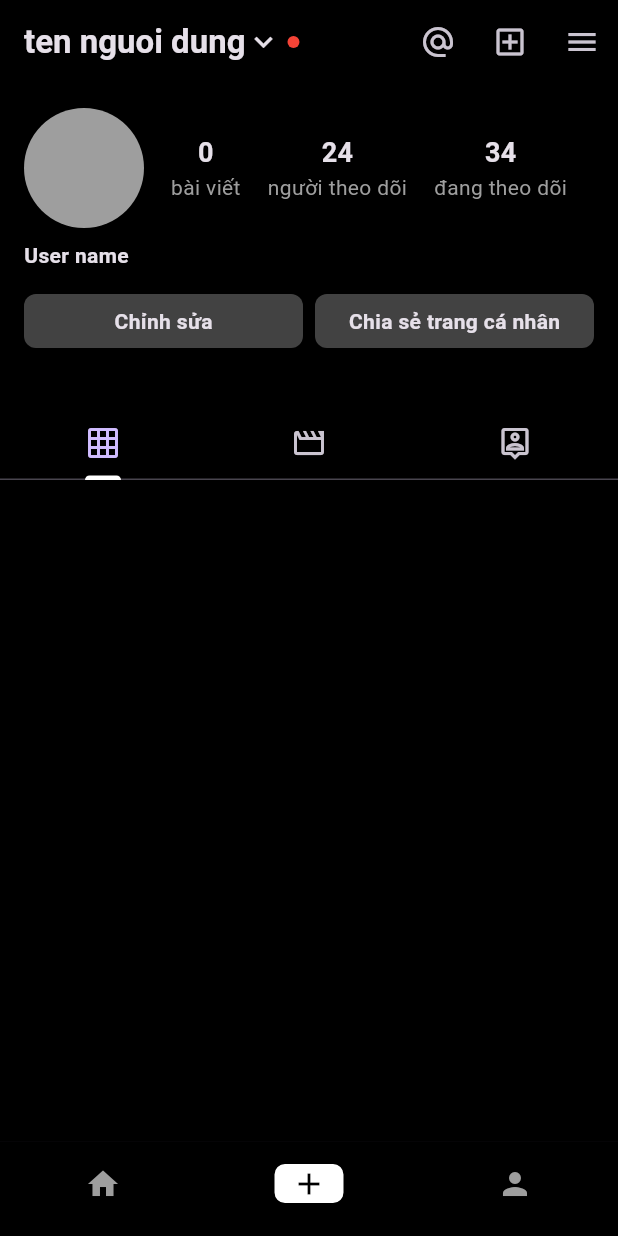
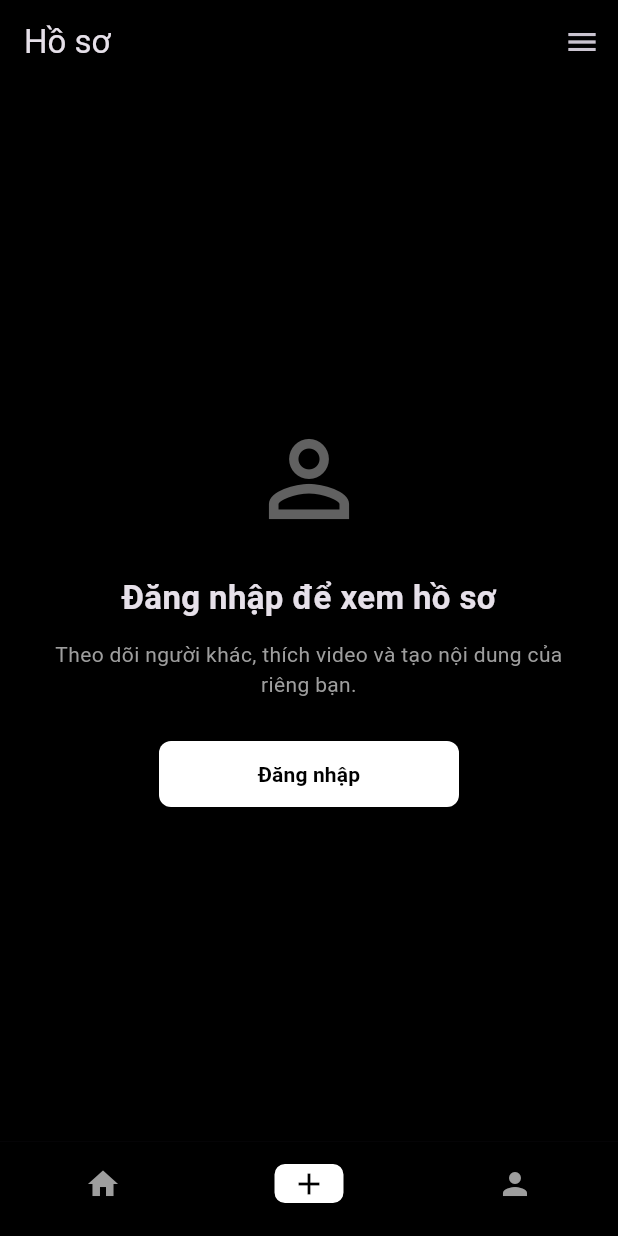
Before and after one commit to fimsweet/scalable-short-video-app, a Flutter app: the screen it shows after launch, item 3 of the bottom bar chosen, on a phone screen of 412 x 824 dp. Run offline on Flutter 3.47's test engine with Material 3 defaults, Android fonts, the phone set to English and light mode, and no system bars.

Commit message:
Add authentication screens

```diff
--- a/lib/src/presentation/screens/profile_screen.dart
+++ b/lib/src/presentation/screens/profile_screen.dart
@@ -1,10 +1,122 @@
 import 'package:flutter/material.dart';
+import 'package:scalable_short_video_app/src/presentation/screens/login_screen.dart';
+import 'package:scalable_short_video_app/src/services/auth_service.dart';
 
-class ProfileScreen extends StatelessWidget {
+class ProfileScreen extends StatefulWidget {
   const ProfileScreen({super.key});
 
   @override
+  State<ProfileScreen> createState() => _ProfileScreenState();
+}
+
+class _ProfileScreenState extends State<ProfileScreen> {
+  final AuthService _authService = AuthService();
+
+  void _showLogoutDialog() {
+    showDialog(
+      context: context,
+      builder: (context) => AlertDialog(
+        backgroundColor: Colors.grey[900],
+        title: const Text('Đăng xuất', style: TextStyle(color: Colors.white)),
+        content: const Text('Bạn chắc chắn muốn đăng xuất?', style: TextStyle(color: Colors.grey)),
+        actions: [
+          TextButton(onPressed: () => Navigator.pop(context), child: const Text('Hủy', style: TextStyle(color: Colors.grey))),
+          TextButton(
+            onPressed: () {
+              _authService.logout();
+              Navigator.pop(context);
+              setState(() {}); // Ở lại trang profile và cập nhật UI
+            },
+            child: const Text('Đăng xuất', style: TextStyle(color: Colors.red)),
+          ),
+        ],
+      ),
+    );
+  }
+
+  void _mockLogin() {
+    _authService.login('ten nguoi dung');
+    setState(() {});
+  }
+
+  void _navigateToLogin() {
+    Navigator.of(context).push(
+      MaterialPageRoute(builder: (_) => const LoginScreen()),
+    ).then((result) {
+      if (result == true) {
+        setState(() {});
+      }
+    });
+  }
+
+  @override
   Widget build(BuildContext context) {
+    final loggedIn = _authService.isLoggedIn;
+    return loggedIn ? _buildLoggedIn() : _buildLoggedOut();
+  }
+
+  // Logged OUT view (giống TikTok hiển thị lời mời đăng nhập)
+  Widget _buildLoggedOut() {
+    return Scaffold(
+      backgroundColor: Colors.black,
+      appBar: AppBar(
+        backgroundColor: Colors.black,
+        elevation: 0,
+        title: const Text('Hồ sơ'),
+        actions: [
+          PopupMenuButton<String>(
+            icon: const Icon(Icons.menu),
+            color: Colors.grey[900],
+            onSelected: (v) {
+              if (v == 'login') _mockLogin();
+            },
+            itemBuilder: (_) => const [
+              PopupMenuItem(
+                value: 'login',
+                child: Row(children: [Icon(Icons.login, color: Colors.white), SizedBox(width: 12), Text('Đăng nhập', style: TextStyle(color: Colors.white))]),
+              ),
+            ],
+          ),
+        ],
+      ),
+      body: Center(
+        child: Padding(
+          padding: const EdgeInsets.all(32.0),
+          child: Column(
+            mainAxisAlignment: MainAxisAlignment.center,
+            children: [
+              Icon(Icons.person_outline, size: 80, color: Colors.grey[700]),
+              const SizedBox(height: 24),
+              const Text('Đăng nhập để xem hồ sơ', style: TextStyle(fontSize: 22, fontWeight: FontWeight.bold)),
+              const SizedBox(height: 12),
+              const Text(
+                'Theo dõi người khác, thích video và tạo nội dung của riêng bạn.',
+                style: TextStyle(color: Colors.grey),
+                textAlign: TextAlign.center,
+              ),
+              const SizedBox(height: 28),
+              SizedBox(
+                width: 200,
+                height: 44,
+                child: ElevatedButton(
+                  style: ElevatedButton.styleFrom(
+                    backgroundColor: Colors.white, // Nút màu trắng
+                    foregroundColor: Colors.black, // Chữ màu đen
+                    shape: RoundedRectangleBorder(borderRadius: BorderRadius.circular(8)),
+                  ),
+                  onPressed: _navigateToLogin, // Dẫn tới màn hình đăng nhập
+                  child: const Text('Đăng nhập', style: TextStyle(fontWeight: FontWeight.bold)),
+                ),
+              ),
+            ],
+          ),
+        ),
+      ),
+    );
+  }
+
+  // Logged IN view
+  Widget _buildLoggedIn() {
     return DefaultTabController(
       length: 3,
       child: Scaffold(
@@ -15,31 +127,41 @@ class ProfileScreen extends StatelessWidget {
           title: Row(
             mainAxisSize: MainAxisSize.min,
             children: [
-              const Text(
-                'ten nguoi dung',
-                style: TextStyle(fontWeight: FontWeight.bold),
-              ),
+              Text(_authService.username ?? '', style: const TextStyle(fontWeight: FontWeight.bold)),
               const Icon(Icons.keyboard_arrow_down),
               const SizedBox(width: 4),
-              Container(
-                width: 8,
-                height: 8,
-                decoration: const BoxDecoration(
-                  color: Colors.red,
-                  shape: BoxShape.circle,
-                ),
-              ),
+              Container(width: 8, height: 8, decoration: const BoxDecoration(color: Colors.red, shape: BoxShape.circle)),
             ],
           ),
           actions: [
             IconButton(onPressed: () {}, icon: const Icon(Icons.alternate_email)),
             IconButton(onPressed: () {}, icon: const Icon(Icons.add_box_outlined)),
-            IconButton(onPressed: () {}, icon: const Icon(Icons.menu)),
+            PopupMenuButton<String>(
+              icon: const Icon(Icons.menu),
+              color: Colors.grey[900],
+              onSelected: (v) {
+                if (v == 'logout') _showLogoutDialog();
+              },
+              itemBuilder: (_) => const [
+                PopupMenuItem(
+                  value: 'settings',
+                  child: Row(children: [Icon(Icons.settings, color: Colors.white), SizedBox(width: 12), Text('Cài đặt', style: TextStyle(color: Colors.white))]),
+                ),
+                PopupMenuItem(
+                  value: 'help',
+                  child: Row(children: [Icon(Icons.help, color: Colors.white), SizedBox(width: 12), Text('Trợ giúp', style: TextStyle(color: Colors.white))]),
+                ),
+                PopupMenuDivider(),
+                PopupMenuItem(
+                  value: 'logout',
+                  child: Row(children: [Icon(Icons.logout, color: Colors.red), SizedBox(width: 12), Text('Đăng xuất', style: TextStyle(color: Colors.red))]),
+                ),
+              ],
+            ),
           ],
         ),
         body: NestedScrollView(
-          headerSliverBuilder: (context, innerBoxIsScrolled) {
-            return [
+          headerSliverBuilder: (context, _) => [
             SliverToBoxAdapter(
               child: Padding(
                 padding: const EdgeInsets.all(16.0),
@@ -48,11 +170,7 @@ class ProfileScreen extends StatelessWidget {
                   children: [
                     Row(
                       children: [
-                          const CircleAvatar(
-                            radius: 40,
-                            backgroundColor: Colors.grey,
-                            // backgroundImage: NetworkImage('URL_TO_IMAGE'),
-                          ),
+                        const CircleAvatar(radius: 40, backgroundColor: Colors.grey),
                         Expanded(
                           child: Row(
                             mainAxisAlignment: MainAxisAlignment.spaceEvenly,
@@ -66,20 +184,13 @@ class ProfileScreen extends StatelessWidget {
                       ],
                     ),
                     const SizedBox(height: 8),
-                      const Text(
-                        'User name',
-                        style: TextStyle(fontWeight: FontWeight.bold),
-                      ),
+                    Text(_authService.username ?? '', style: const TextStyle(fontWeight: FontWeight.bold)),
                     const SizedBox(height: 16),
                     Row(
-                        children: [
-                          Expanded(
-                            child: _ActionButton(text: 'Chỉnh sửa'),
-                          ),
-                          const SizedBox(width: 8),
-                          Expanded(
-                            child: _ActionButton(text: 'Chia sẻ trang cá nhân'),
-                          ),
+                      children: const [
+                        Expanded(child: _ActionButton(text: 'Chỉnh sửa')),
+                        SizedBox(width: 8),
+                        Expanded(child: _ActionButton(text: 'Chia sẻ trang cá nhân')),
                       ],
                     ),
                     const SizedBox(height: 24),
@@ -87,11 +198,10 @@ class ProfileScreen extends StatelessWidget {
                 ),
               ),
             ),
-            ];
-          },
+          ],
           body: Column(
-            children: [
-              const TabBar(
+            children: const [
+              TabBar(
                 indicatorColor: Colors.white,
                 tabs: [
                   Tab(icon: Icon(Icons.grid_on)),
@@ -102,12 +212,9 @@ class ProfileScreen extends StatelessWidget {
               Expanded(
                 child: TabBarView(
                   children: [
-                    // Grid content
-                    Container(),
-                    // Videos content
-                    const Center(child: Text('Videos')),
-                    // Tagged content
-                    const Center(child: Text('Tagged')),
+                    SizedBox.shrink(),
+                    Center(child: Text('Videos')),
+                    Center(child: Text('Tagged')),
                   ],
                 ),
               ),
@@ -125,14 +232,12 @@ class _ProfileStat extends StatelessWidget {
   const _ProfileStat({required this.count, required this.label});
 
   @override
-  Widget build(BuildContext context) {
-    return Column(
+  Widget build(BuildContext context) => Column(
         children: [
           Text(count, style: const TextStyle(fontWeight: FontWeight.bold, fontSize: 18)),
           Text(label, style: const TextStyle(color: Colors.grey)),
         ],
       );
-  }
 }
 
 class _ActionButton extends StatelessWidget {
@@ -140,14 +245,9 @@ class _ActionButton extends StatelessWidget {
   const _ActionButton({required this.text});
 
   @override
-  Widget build(BuildContext context) {
-    return Container(
+  Widget build(BuildContext context) => Container(
         padding: const EdgeInsets.symmetric(vertical: 8),
-      decoration: BoxDecoration(
-        color: Colors.grey[800],
-        borderRadius: BorderRadius.circular(8),
-      ),
+        decoration: BoxDecoration(color: Colors.grey[800], borderRadius: BorderRadius.circular(8)),
         child: Center(child: Text(text, style: const TextStyle(fontWeight: FontWeight.bold))),
       );
 }
-}
--- /dev/null
+++ b/lib/src/services/auth_service.dart
@@ -0,0 +1,21 @@
+class AuthService {
+  static final AuthService _instance = AuthService._internal();
+  factory AuthService() => _instance;
+  AuthService._internal();
+
+  bool _isLoggedIn = false;
+  String? _username;
+
+  bool get isLoggedIn => _isLoggedIn;
+  String? get username => _username;
+
+  void login(String username) {
+    _isLoggedIn = true;
+    _username = username;
+  }
+
+  void logout() {
+    _isLoggedIn = false;
+    _username = null;
+  }
+}
```
Also changed, not shown: lib/src/presentation/screens/login_screen.dart (added, +140 -0 lines), lib/src/presentation/screens/register_screen.dart (added, +140 -0 lines). Lines whose indentation alone changed are shown as unchanged.
